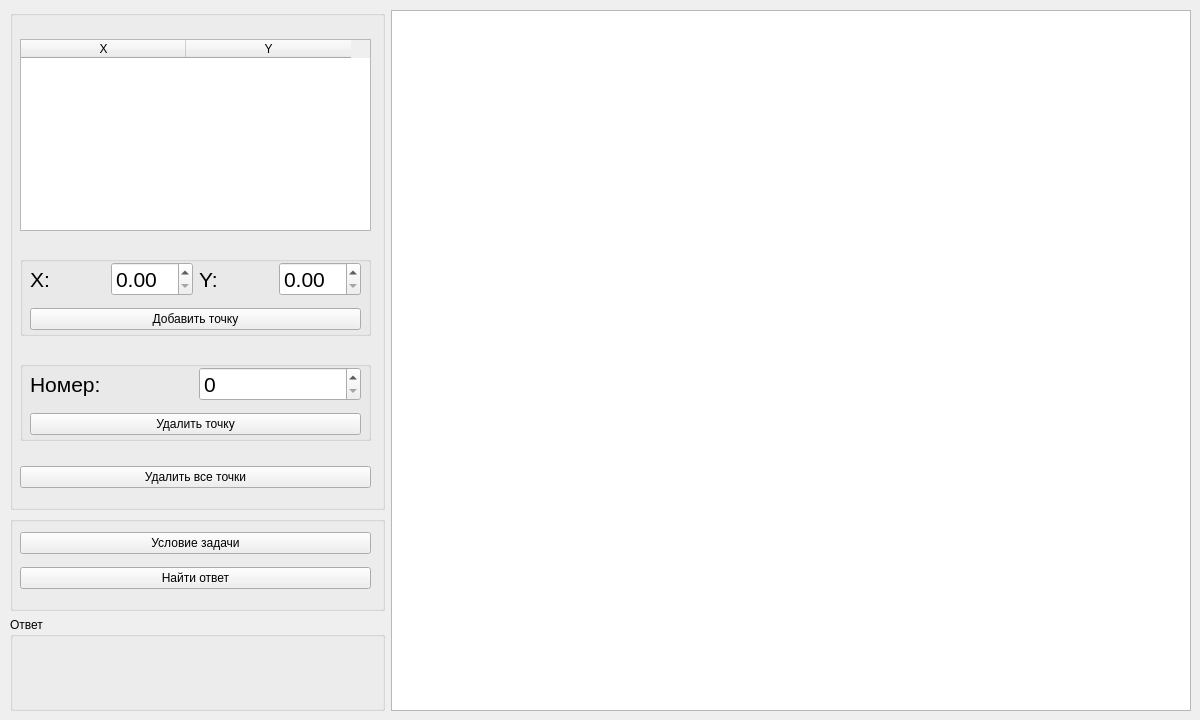
Old version of the form lab_01/mainwindow.ui in the repository SerPan23/BMSTU_SEM_4.
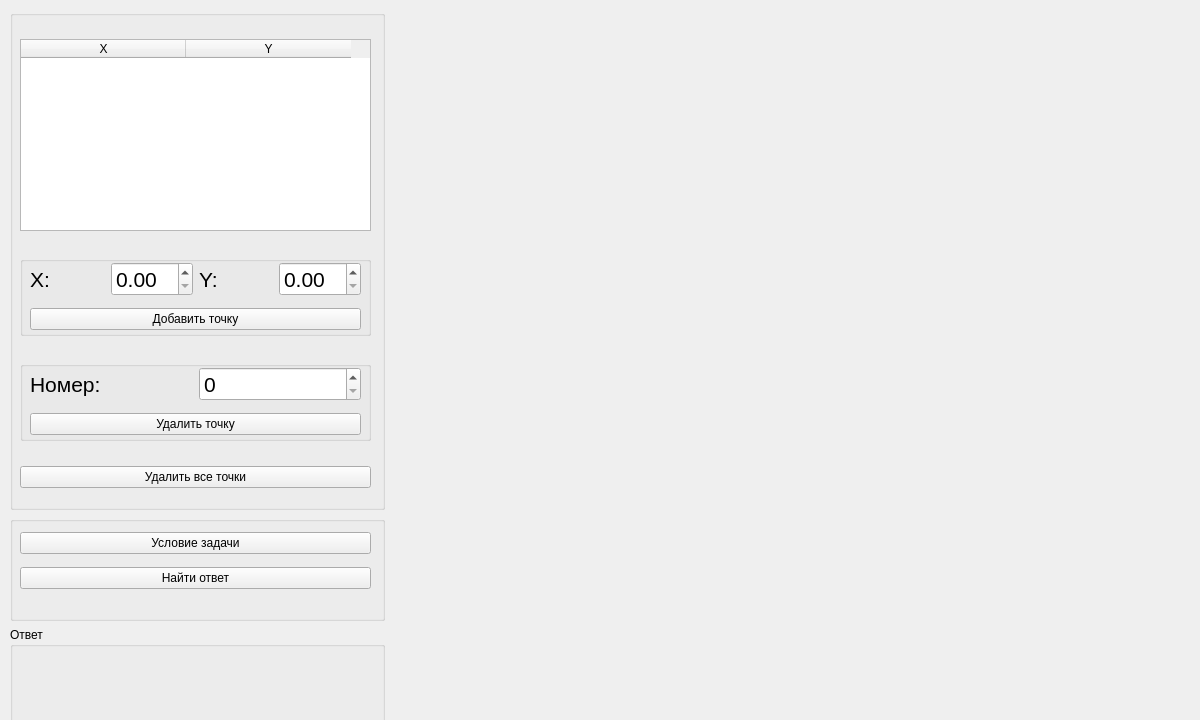
New version of the form.

Patch:
```diff
--- a/lab_01/mainwindow.ui
+++ b/lab_01/mainwindow.ui
@@ -20,7 +20,7 @@
       <x>10</x>
       <y>10</y>
       <width>1181</width>
-      <height>711</height>
+      <height>731</height>
      </rect>
     </property>
     <layout class="QHBoxLayout" name="horizontalLayout">
@@ -338,9 +338,9 @@
       </layout>
      </item>
      <item>
-      <widget class="QGraphicsView" name="graphicsView">
+      <widget class="QLabel" name="graphic_lable">
        <property name="sizePolicy">
-        <sizepolicy hsizetype="Minimum" vsizetype="Expanding">
+        <sizepolicy hsizetype="Minimum" vsizetype="MinimumExpanding">
          <horstretch>0</horstretch>
          <verstretch>0</verstretch>
         </sizepolicy>
@@ -348,9 +348,12 @@
        <property name="minimumSize">
         <size>
          <width>800</width>
-         <height>0</height>
+         <height>690</height>
         </size>
        </property>
+       <property name="text">
+        <string/>
+       </property>
       </widget>
      </item>
     </layout>
```
